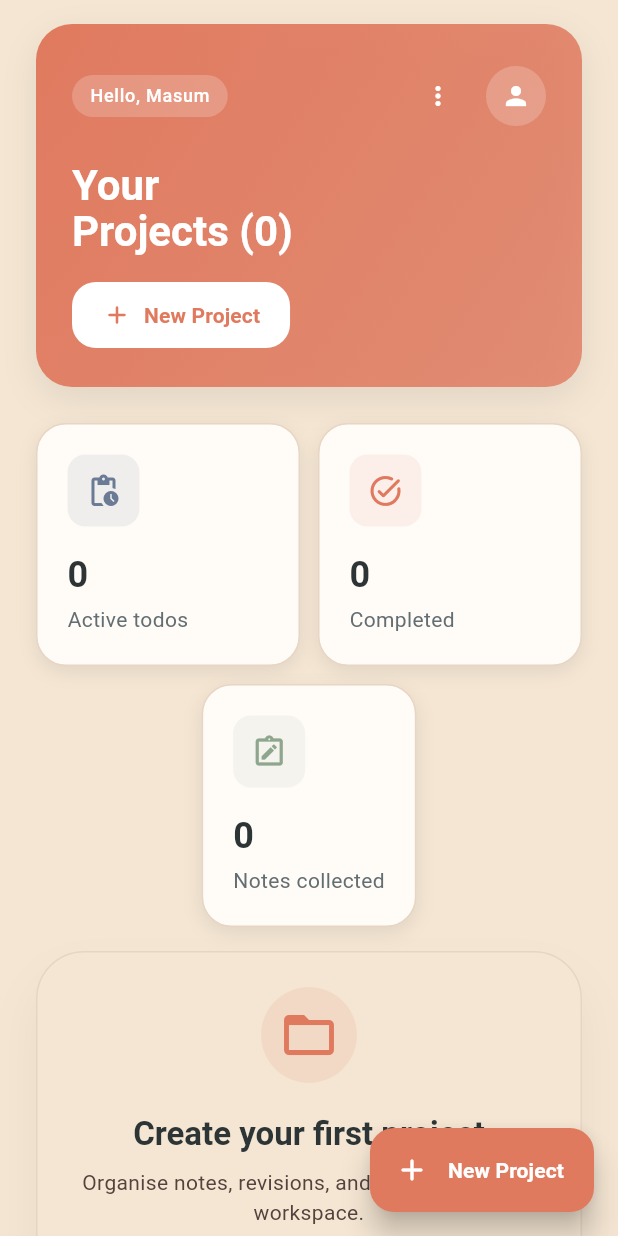
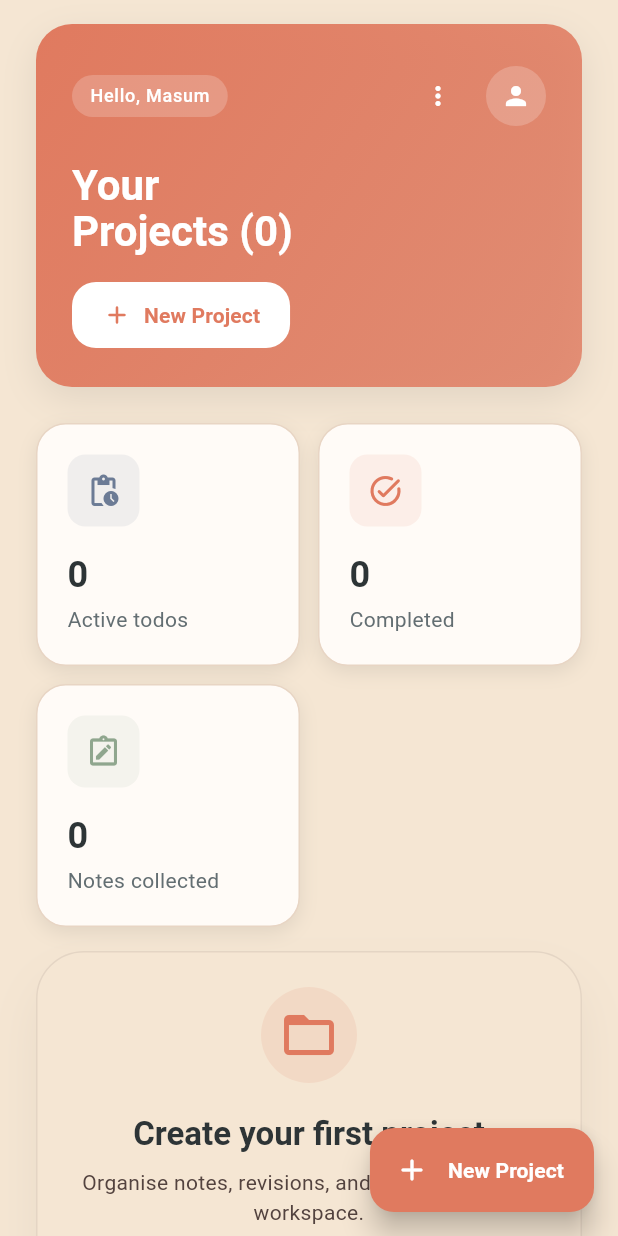
Before and after one commit to masumrpg/project_manager, a Flutter app: the screen it shows after launch, on a phone screen of 412 x 824 dp. Run offline on Flutter 3.47's test engine with Material 3 defaults, Android fonts, the light colour scheme and no system bars; our stand-ins replace hive, hive_flutter; missing offline and left inert: flutter_quill; accounts and stored records are empty.

Commit message:
refactor(home_screen): wrap metric card in row for better grid alignment

```diff
--- a/lib/screens/home_screen.dart
+++ b/lib/screens/home_screen.dart
@@ -850,11 +850,21 @@ class _ModernHeader extends StatelessWidget {
                   ],
                 ),
                 const SizedBox(height: 12),
-                _MetricCard(
-                  icon: Icons.note_alt_outlined,
-                  label: 'Notes collected',
-                  value: metrics.totalNotes.toString(),
-                  color: HomeScreen._categoryColors[AppCategory.study]!,
+                Row(
+                  children: [
+                    Expanded(
+                      child: _MetricCard(
+                        icon: Icons.note_alt_outlined,
+                        label: 'Notes collected',
+                        value: metrics.totalNotes.toString(),
+                        color:
+                            HomeScreen._categoryColors[AppCategory.study]!,
+                      ),
+                    ),
+                    const SizedBox(width: 12),
+                    // Placeholder to keep grid alignment and equal widths
+                    const Expanded(child: SizedBox.shrink()),
+                  ],
                 ),
               ],
             ),
```
